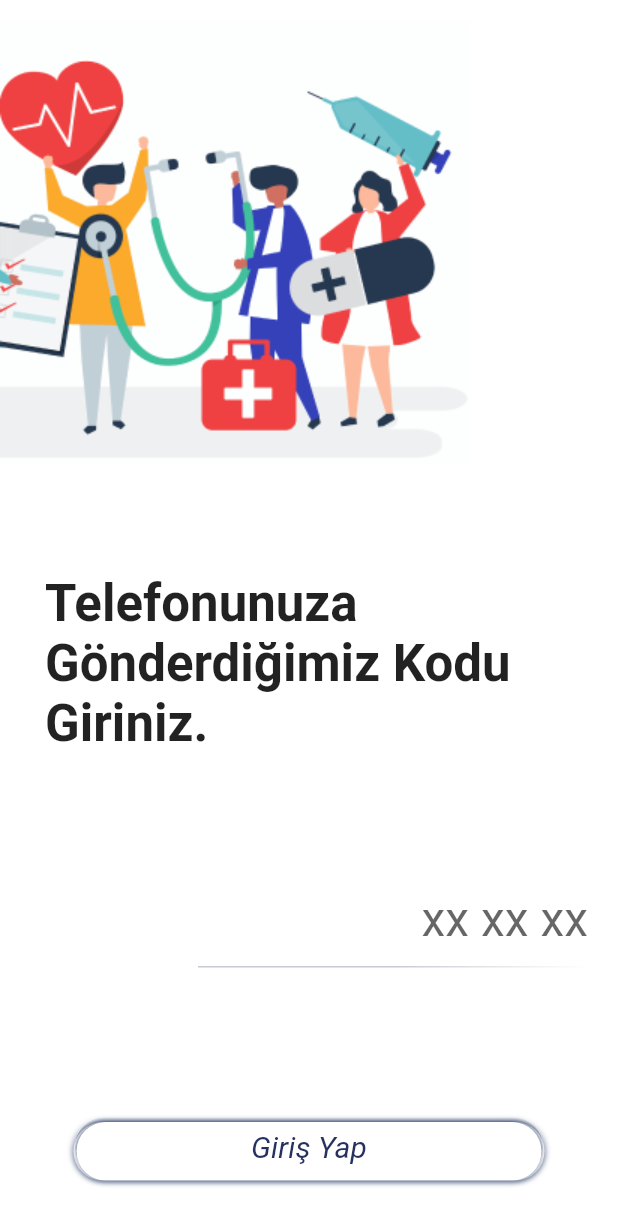
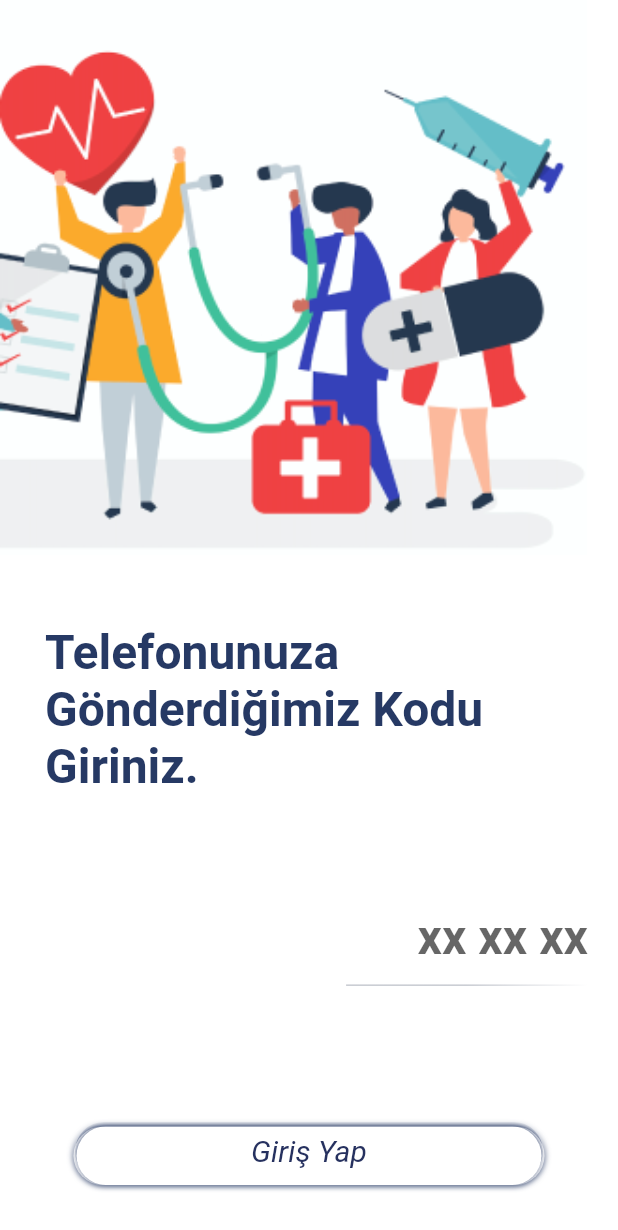
Before and after one commit to CrossPlatformers/pinemoji, a Flutter app: the PhoneValidationPage screen opened directly, after a tap on "İlerle", on a phone screen of 412 x 824 dp. Shown: the top 1230 px of the screen. Run offline on Flutter 3.47's test engine with Material 2 defaults, Android fonts, the light colour scheme and no system bars; our stand-ins replace device_preview.

Commit message:
login pages fixed

```diff
--- a/lib/pages/phone.dart
+++ b/lib/pages/phone.dart
@@ -5,7 +5,6 @@ import 'package:pinemoji/widgets/outcome-button.dart';
 class PhoneValidationPage extends StatelessWidget {
   @override
   Widget build(BuildContext context) {
-    final double width = MediaQuery.of(context).size.width;
     final double height = MediaQuery.of(context).size.height;
     return Scaffold(
       body: SafeArea(
@@ -21,25 +20,27 @@ class PhoneValidationPage extends StatelessWidget {
                 children: [
                   Image.asset(
                     "assets/right.png",
-                    fit: BoxFit.fitHeight,
+                    height: double.infinity,
+                    fit: BoxFit.fill,
                   ),
                 ],
               ),
             ),
             Container(
-              height: 240,
+              height: height * 0.25,
               child: Column(
                 mainAxisSize: MainAxisSize.min,
                 mainAxisAlignment: MainAxisAlignment.center,
                 children: <Widget>[
                   Padding(
-                    padding: const EdgeInsets.fromLTRB(30, 0, 0, 0),
+                    padding: const EdgeInsets.only(left: 30),
                     child: Container(
                       child: Text(
                         "Odamız İle\nPaylaşmış\nOlduğunuz Cep\nTelefonu Numaranızı\nGiriniz.",
                         style: TextStyle(
-                          fontSize: 34,
+                          fontSize: (height * 0.04).toInt().toDouble(),
                           fontWeight: FontWeight.bold,
+                          color: Theme.of(context).primaryColorDark,
                         ),
                       ),
                     ),
@@ -52,10 +53,13 @@ class PhoneValidationPage extends StatelessWidget {
               mainAxisAlignment: MainAxisAlignment.end,
               children: <Widget>[
                 Container(
-                  width: 280,
-                  padding: EdgeInsets.fromLTRB(0, 20, 20, 60),
+                  width: height * 0.33,
+                  padding: EdgeInsets.only(right: 20),
                   child: Column(
                     children: <Widget>[
+                      SizedBox(
+                        height: height * 0.022,
+                      ),
                       TextField(
                         decoration: InputDecoration(
                             border: UnderlineInputBorder(
@@ -64,10 +68,9 @@ class PhoneValidationPage extends StatelessWidget {
                                 style: BorderStyle.none,
                               ),
                             ),
-                          hintText: "05xx xxx xx xx"
-                        ),
+                            hintText: "05xx xxx xx xx"),
                         style: TextStyle(
-                          fontSize: 34,
+                          fontSize: (height * 0.04).toInt().toDouble(),
                           fontWeight: FontWeight.bold,
                         ),
                         keyboardType: TextInputType.phone,
@@ -80,15 +83,16 @@ class PhoneValidationPage extends StatelessWidget {
                           Theme.of(context).primaryColor,
                           Colors.white
                         ])),
-                      )
+                      ),
                     ],
                   ),
                 ),
               ],
             ),
-            Padding(
-              padding: const EdgeInsets.fromLTRB(0, 40, 0, 40),
-              child: OutcomeButton(
+            SizedBox(
+              height: height * 0.11,
+            ),
+            OutcomeButton(
               text: "İlerle",
               action: () {
                 Navigator.push(
@@ -101,6 +105,8 @@ class PhoneValidationPage extends StatelessWidget {
                 );
               },
             ),
+            SizedBox(
+              height: height * 0.045,
             )
           ],
         ),
--- a/lib/pages/validation-code.dart
+++ b/lib/pages/validation-code.dart
@@ -21,25 +21,27 @@ class ValidationCodePage extends StatelessWidget {
                 children: [
                   Image.asset(
                     "assets/left.png",
-                    fit: BoxFit.fitHeight,
+                    height: double.infinity,
+                    fit: BoxFit.fill,
                   ),
                 ],
               ),
             ),
             Container(
-              height: 240,
+              height: height * 0.25,
               child: Column(
                 mainAxisSize: MainAxisSize.min,
                 mainAxisAlignment: MainAxisAlignment.center,
                 children: <Widget>[
                   Padding(
-                    padding: const EdgeInsets.fromLTRB(30, 0, 0, 0),
+                    padding: const EdgeInsets.only(left: 30),
                     child: Container(
                       child: Text(
                         "Telefonunuza\nGönderdiğimiz Kodu\nGiriniz.",
                         style: TextStyle(
-                          fontSize: 34,
+                          fontSize: (height * 0.04).toInt().toDouble(),
                           fontWeight: FontWeight.bold,
+                          color: Theme.of(context).primaryColorDark,
                         ),
                       ),
                     ),
@@ -52,10 +54,13 @@ class ValidationCodePage extends StatelessWidget {
               mainAxisAlignment: MainAxisAlignment.end,
               children: <Widget>[
                 Container(
-                  width: 280,
-                  padding: EdgeInsets.fromLTRB(0, 20, 20, 60),
+                  width: height * 0.22,
+                  padding: EdgeInsets.only(right: 20),
                   child: Column(
                     children: <Widget>[
+                      SizedBox(
+                        height: height * 0.022,
+                      ),
                       TextField(
                         decoration: InputDecoration(
                             border: UnderlineInputBorder(
@@ -64,13 +69,13 @@ class ValidationCodePage extends StatelessWidget {
                                 style: BorderStyle.none,
                               ),
                             ),
-                          hintText: "xx xx xx"
-                        ),
+                            hintText: "xx xx xx"),
                         textAlign: TextAlign.end,
                         keyboardType: TextInputType.number,
                         style: TextStyle(
-                            color: Theme.of(context).primaryColorDark,
-                            fontSize: 32),
+                          fontWeight: FontWeight.bold,
+                          fontSize: (height * 0.04).toInt().toDouble(),
+                        ),
                       ),
                       Container(
                         height: 1,
@@ -86,9 +91,10 @@ class ValidationCodePage extends StatelessWidget {
                 ),
               ],
             ),
-            Padding(
-              padding: const EdgeInsets.fromLTRB(0, 40, 0, 40),
-              child: OutcomeButton(
+            SizedBox(
+              height: height * 0.11,
+            ),
+            OutcomeButton(
               text: "Giriş Yap",
               action: () {
                 Navigator.pushAndRemoveUntil(
@@ -102,7 +108,9 @@ class ValidationCodePage extends StatelessWidget {
                 );
               },
             ),
-            )
+            SizedBox(
+              height: height * 0.045,
+            ),
           ],
         ),
       ),
--- a/lib/pages/welcome.dart
+++ b/lib/pages/welcome.dart
@@ -22,12 +22,12 @@ class WelcomePage extends StatelessWidget {
                   Padding(
                     padding: const EdgeInsets.fromLTRB(40, 0, 0, 0),
                     child: Container(
-                      width: 300,
                       child: Text(
                         "Tabipler\nOdası İletişim\nPlatformuna\nHoşgeldiniz",
                         style: TextStyle(
-                          fontSize: 40,
+                          fontSize: height * 0.045,
                           fontWeight: FontWeight.bold,
+                          color: Theme.of(context).primaryColorDark,
                         ),
                       ),
                     ),
@@ -39,6 +39,7 @@ class WelcomePage extends StatelessWidget {
               child: Image.asset(
                 "assets/image.png",
                 width: height - 370 > (width / (373 / 296)) ? width : height - 370,
+                fit: BoxFit.fill,
               ),
             ),
             Padding(
```
Lines whose indentation alone changed are shown as unchanged.
